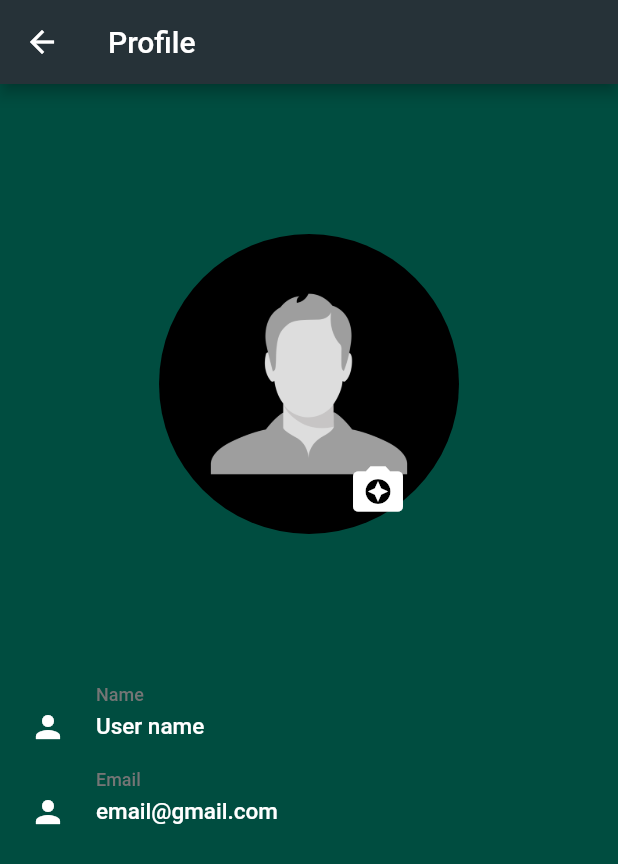
After one commit to NextIshwar/ChatApp, a Flutter app: the MyProfile screen opened directly, on a phone screen of 412 x 824 dp. The commit adds this screen. Shown: the top 864 px of the screen. Run offline on Flutter 3.47's test engine with Material 2 defaults, Android fonts, the phone set to English and light mode, and no system bars; our stand-ins replace firebase_auth, firebase_core, google_sign_in, graphql_flutter, shared_preferences; accounts and stored records are empty.

Commit message:
my profile page

```diff
--- a/chat_app/lib/common/chat_imports.dart
+++ b/chat_app/lib/common/chat_imports.dart
@@ -11,3 +11,4 @@ export 'package:chat_app/profile/custom_text_widget.dart';
 export 'package:chat_app/profile/view_profile_image.dart';
 export 'package:chat_app/profile/other_user_details.dart';
 export 'package:chat_app/profile/media_file_widget.dart';
+export 'package:chat_app/profile/my_profile.dart';
--- a/chat_app/lib/home/user_screen.dart
+++ b/chat_app/lib/home/user_screen.dart
@@ -72,7 +72,9 @@ class _UserScreenState extends State<UserScreen>
               padding: const EdgeInsets.only(right: 16.0),
               child: IconButton(
                 icon: Icon(Icons.more_vert),
-                onPressed: () {},
+                onPressed: () {
+                  _showPopupMenu(context);
+                },
               ),
             ),
           ],
@@ -201,3 +203,26 @@ String getChannelId(String sender, receiver) {
   valList.sort();
   return valList.toString();
 }
+
+void _showPopupMenu(BuildContext context, {Offset? offset}) async {
+  await showMenu(
+    context: context,
+    position: RelativeRect.fromLTRB(1000, 90, 40, 10),
+    items: [
+      PopupMenuItem<String>(
+          child: InkWell(
+            child: const Text('My Profile'),
+            onTap: () {
+              Navigator.push(
+                context,
+                MaterialPageRoute(
+                  builder: (context) => MyProfile(),
+                ),
+              );
+            },
+          ),
+          value: 'Doge'),
+    ],
+    elevation: 8.0,
+  );
+}
--- /dev/null
+++ b/chat_app/lib/profile/my_profile.dart
@@ -0,0 +1,135 @@
+import 'package:chat_app/common/chat_imports.dart';
+import 'package:flutter/material.dart';
+
+class MyProfile extends StatelessWidget {
+  const MyProfile({Key? key}) : super(key: key);
+
+  @override
+  Widget build(BuildContext context) {
+    return Scaffold(
+      backgroundColor: ColorPalette.primaryColor,
+      appBar: AppBar(
+        backgroundColor: Colors.blueGrey[900],
+        actions: [],
+        title: Text(
+          "Profile",
+          style: TextStyle(
+            color: ColorPalette.secondaryColor,
+            fontWeight: FontWeight.w500,
+            fontSize: 20,
+          ),
+        ),
+      ),
+      body: Column(
+        crossAxisAlignment: CrossAxisAlignment.center,
+        children: [
+          ProfileImage(),
+          AboutSection(
+            icon: Icons.person,
+            title: "Name",
+            value: "User name",
+          ),
+          AboutSection(
+            icon: Icons.person,
+            title: "Email",
+            value: "email@gmail.com",
+          ),
+        ],
+      ),
+    );
+  }
+}
+
+class ProfileImage extends StatefulWidget {
+  const ProfileImage({Key? key}) : super(key: key);
+
+  @override
+  _ProfileImageState createState() => _ProfileImageState();
+}
+
+class _ProfileImageState extends State<ProfileImage> {
+  @override
+  Widget build(BuildContext context) {
+    return Padding(
+      padding: EdgeInsets.all(100.0),
+      child: Stack(
+        children: [
+          Align(
+            alignment: Alignment.center,
+            child: CircleAvatar(
+              backgroundColor: Colors.black,
+              child: Image.asset(
+                AllImages.defaultProfileImage,
+                height: 150,
+                fit: BoxFit.fill,
+              ),
+              radius: 100,
+            ),
+          ),
+          Positioned(
+            bottom: 10,
+            right: 40,
+            child: IconButton(
+              icon: Icon(
+                Icons.camera_enhance,
+                size: 40,
+                color: ColorPalette.secondaryColor,
+              ),
+              onPressed: () {},
+            ),
+          )
+        ],
+      ),
+    );
+  }
+}
+
+class AboutSection extends StatelessWidget {
+  final IconData? icon;
+  final String? title, value;
+  const AboutSection({Key? key, this.icon, this.title, this.value})
+      : super(key: key);
+
+  @override
+  Widget build(BuildContext context) {
+    return Padding(
+      padding: const EdgeInsets.symmetric(horizontal: 20),
+      child: Row(
+        children: [
+          Icon(
+            icon,
+            color: ColorPalette.secondaryColor,
+          ),
+          SizedBox(
+            width: 20,
+          ),
+          Column(
+            crossAxisAlignment: CrossAxisAlignment.start,
+            children: [
+              Text(
+                title ?? "",
+                style: TextStyle(
+                    color: Colors.grey[600],
+                    fontWeight: FontWeight.w500,
+                    fontSize: 12),
+              ),
+              SizedBox(
+                height: 5,
+              ),
+              Text(
+                value ?? "",
+                style: TextStyle(
+                    color: ColorPalette.secondaryColor,
+                    fontWeight: FontWeight.w500,
+                    fontSize: 15),
+              ),
+              SizedBox(
+                height: 20,
+              ),
+            ],
+          )
+        ],
+      ),
+    );
+  }
+}
```
